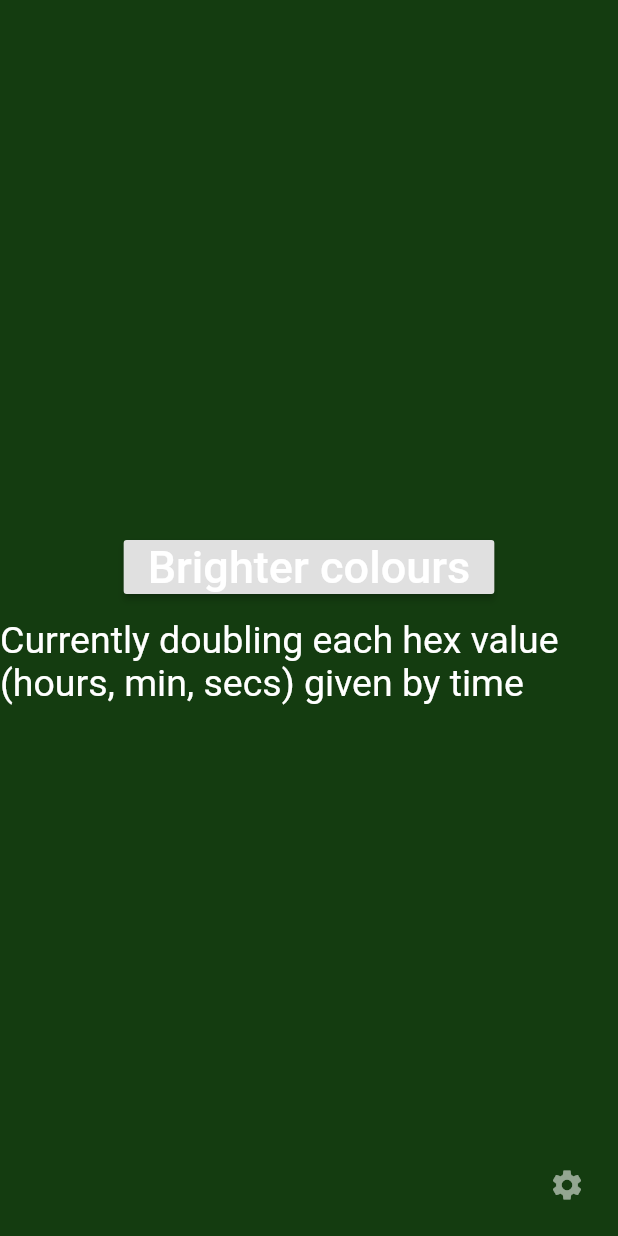
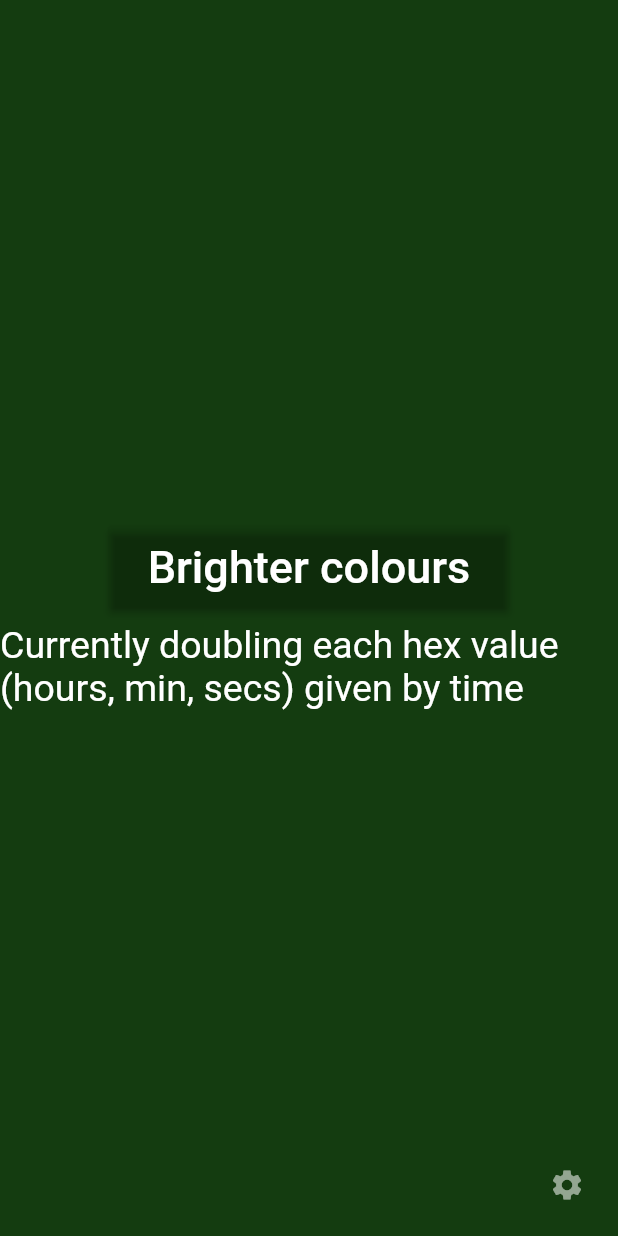
Before and after one commit to Germain-L/hecksclock, a Flutter app: the screen it shows after launch, after a tap on the "settings" icon, on a phone screen of 412 x 824 dp. Run offline on Flutter 3.47's test engine with Material 2 defaults, Android fonts, the phone set to English and light mode, and no system bars.

Commit message:
fixed raisedbutton colour

```diff
--- a/lib/clock.dart
+++ b/lib/clock.dart
@@ -24,8 +24,14 @@ class _ClockState extends State<Clock> {
           mainAxisSize: MainAxisSize.min,
           children: <Widget>[
             RaisedButton(
+              highlightColor: Colors.white70,
+              hoverColor: Colors.white30,
+              color: Colors.transparent,
               onPressed: () => trueColours = !trueColours,
-              child: Text(colourType, style: TextStyle(color: Colors.white, fontSize: 30),),
+              child: Padding(
+                padding: const EdgeInsets.all(10.0),
+                child: Text(colourType, style: TextStyle(color: Colors.white, fontSize: 30),),
+              ),
             ),
             SizedBox(height: 10),
             Text(desc, style: TextStyle(fontSize: 25, color: Colors.white))
@@ -69,7 +75,7 @@ class _ClockState extends State<Clock> {
     });
   }
 
-  Color col = Colors.blue;
+  Color col = Colors.white;
   String text = "";
   double opacity;
 
```
